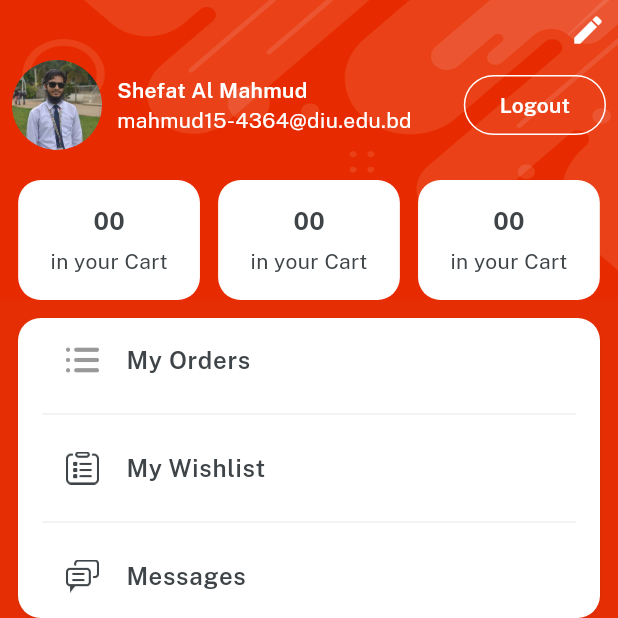
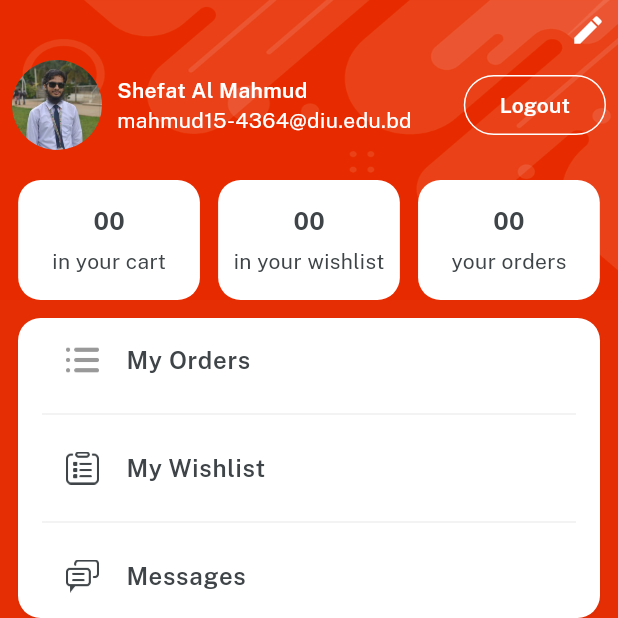
Before and after one commit to AAM-Mustahid/Emart_Plus, a Flutter app: the screen it shows once a user with an empty profile is signed in, item 4 of the bottom bar chosen, on a phone screen of 412 x 824 dp, the top half of it. Run offline on Flutter 3.47's test engine with Material 3 defaults, Android fonts, the phone set to English and light mode, and no system bars; our stand-ins replace cloud_firestore, firebase_auth, firebase_core, get, image_picker, velocity_x; missing offline and left inert: firebase_ui_auth; accounts and stored records are empty.

Commit message:
Cart Details Updated

```diff
--- a/lib/views/profile_screen/components/details_cart.dart
+++ b/lib/views/profile_screen/components/details_cart.dart
@@ -4,9 +4,9 @@ Widget detailsCart({width, String? count, String? title}) {
   return Column(
     mainAxisAlignment: MainAxisAlignment.center,
     children: [
-      "00".text.fontFamily(bold).color(darkFontGrey).size(16).make(),
+      count!.text.fontFamily(bold).color(darkFontGrey).size(16).make(),
       5.heightBox,
-      "in your Cart".text.color(darkFontGrey).make(),
+      title!.text.color(darkFontGrey).make(),
     ],
   )
       .box
--- a/lib/views/profile_screen/edit_profile.dart
+++ b/lib/views/profile_screen/edit_profile.dart
@@ -16,8 +16,8 @@ class EditProfile extends StatelessWidget {
     return bgWidget(
         child: Scaffold(
       appBar: AppBar(),
-      body: Center(
-        child: Column(
+      body: Obx(
+        () => Column(
           children: [
             controller.profileImgPath.isEmpty
                 ? Image.asset(imgProfile2, width: 60, fit: BoxFit.cover)
```
